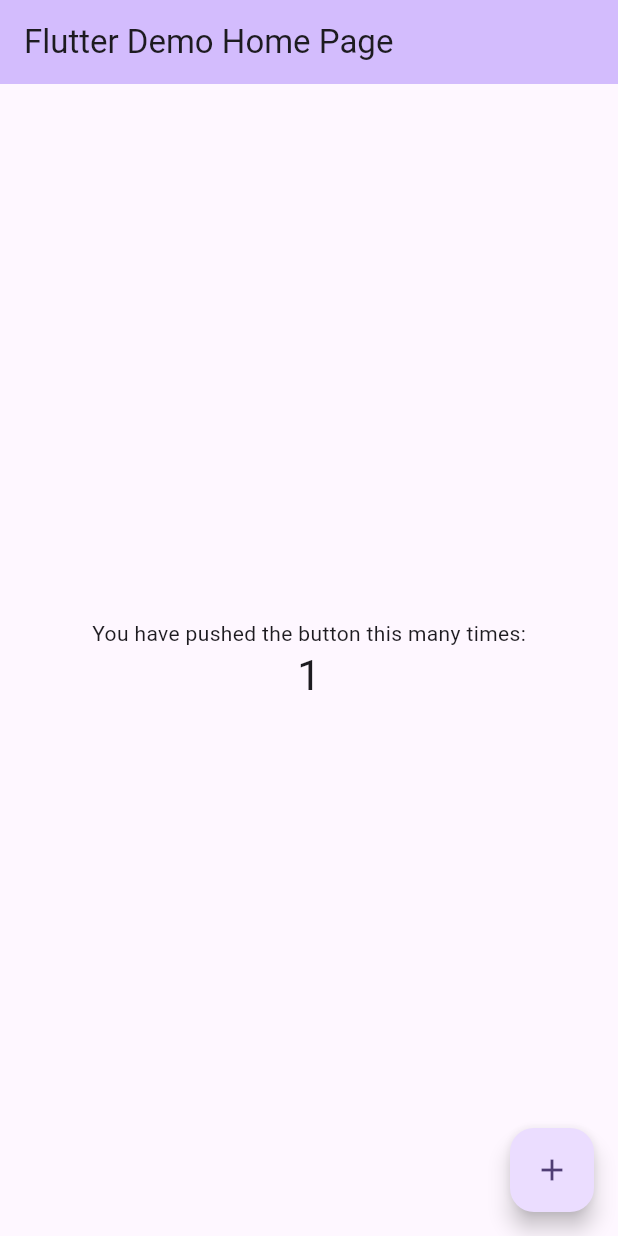
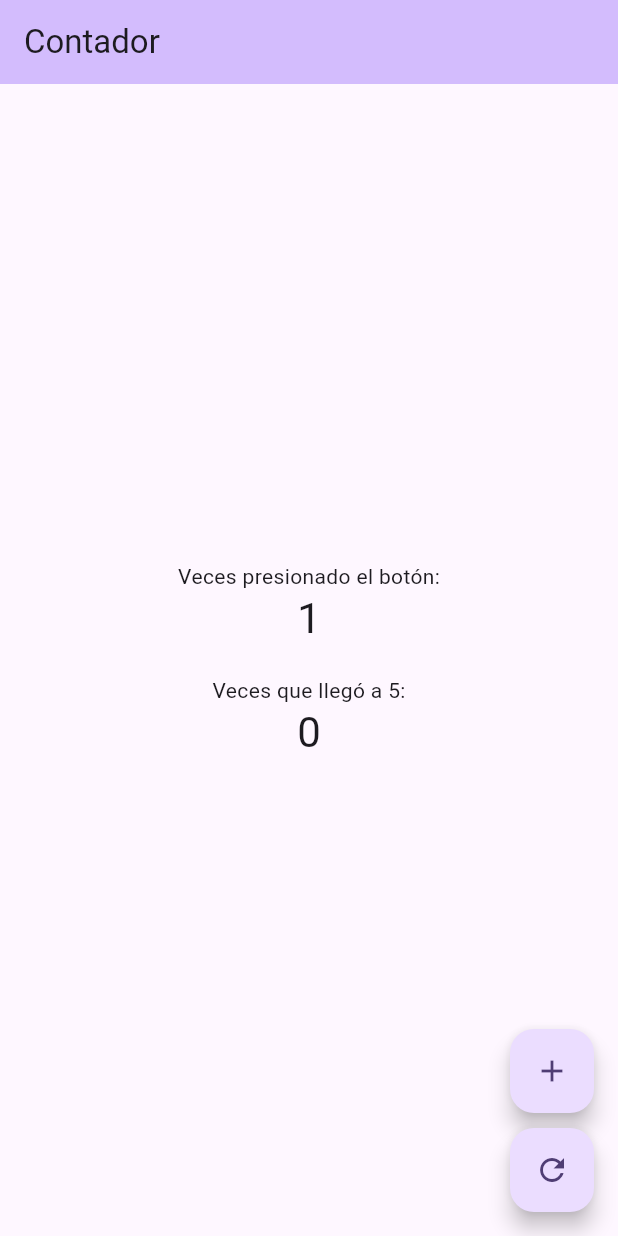
Before and after one commit to Sebastian-Ovando/myapp, a Flutter app: the screen it shows after launch, after a tap on the "add" icon, on a phone screen of 412 x 824 dp. Run offline on Flutter 3.47's test engine with Material 3 defaults, Android fonts, the phone set to English and light mode, and no system bars.

```diff
--- a/lib/main.dart
+++ b/lib/main.dart
@@ -7,45 +7,21 @@ void main() {
 class MyApp extends StatelessWidget {
   const MyApp({super.key});
 
-  // This widget is the root of your application.
   @override
   Widget build(BuildContext context) {
     return MaterialApp(
       title: 'Flutter Demo',
       theme: ThemeData(
-        // This is the theme of your application.
-        //
-        // TRY THIS: Try running your application with "flutter run". You'll see
-        // the application has a purple toolbar. Then, without quitting the app,
-        // try changing the seedColor in the colorScheme below to Colors.green
-        // and then invoke "hot reload" (save your changes or press the "hot
-        // reload" button in a Flutter-supported IDE, or press "r" if you used
-        // the command line to start the app).
-        //
-        // Notice that the counter didn't reset back to zero; the application
-        // state is not lost during the reload. To reset the state, use hot
-        // restart instead.
-        //
-        // This works for code too, not just values: Most code changes can be
-        // tested with just a hot reload.
         colorScheme: ColorScheme.fromSeed(seedColor: Colors.deepPurple),
+        useMaterial3: true,
       ),
-      home: const MyHomePage(title: 'Flutter Demo Home Page'),
+      home: const MyHomePage(title: 'Contador'),
     );
   }
 }
 
 class MyHomePage extends StatefulWidget {
   const MyHomePage({super.key, required this.title});
-
-  // This widget is the home page of your application. It is stateful, meaning
-  // that it has a State object (defined below) that contains fields that affect
-  // how it looks.
-
-  // This class is the configuration for the state. It holds the values (in this
-  // case the title) provided by the parent (in this case the App widget) and
-  // used by the build method of the State. Fields in a Widget subclass are
-  // always marked "final".
 
   final String title;
 
@@ -55,68 +31,72 @@ class MyHomePage extends StatefulWidget {
 
 class _MyHomePageState extends State<MyHomePage> {
   int _counter = 0;
+  int _fiveCount = 0;
 
   void _incrementCounter() {
     setState(() {
-      // This call to setState tells the Flutter framework that something has
-      // changed in this State, which causes it to rerun the build method below
-      // so that the display can reflect the updated values. If we changed
-      // _counter without calling setState(), then the build method would not be
-      // called again, and so nothing would appear to happen.
       _counter++;
+      if (_counter > 10) {
+        _counter = 0;
+      }
+      if (_counter % 5 == 0 && _counter != 0) {
+        _fiveCount++;
+      }
+    });
+  }
+
+  void _resetCounters() {
+    setState(() {
+      _counter = 0;
+      _fiveCount = 0;
     });
   }
 
   @override
   Widget build(BuildContext context) {
-    // This method is rerun every time setState is called, for instance as done
-    // by the _incrementCounter method above.
-    //
-    // The Flutter framework has been optimized to make rerunning build methods
-    // fast, so that you can just rebuild anything that needs updating rather
-    // than having to individually change instances of widgets.
     return Scaffold(
       appBar: AppBar(
-        // TRY THIS: Try changing the color here to a specific color (to
-        // Colors.amber, perhaps?) and trigger a hot reload to see the AppBar
-        // change color while the other colors stay the same.
         backgroundColor: Theme.of(context).colorScheme.inversePrimary,
-        // Here we take the value from the MyHomePage object that was created by
-        // the App.build method, and use it to set our appbar title.
         title: Text(widget.title),
       ),
       body: Center(
-        // Center is a layout widget. It takes a single child and positions it
-        // in the middle of the parent.
         child: Column(
-          // Column is also a layout widget. It takes a list of children and
-          // arranges them vertically. By default, it sizes itself to fit its
-          // children horizontally, and tries to be as tall as its parent.
-          //
-          // Column has various properties to control how it sizes itself and
-          // how it positions its children. Here we use mainAxisAlignment to
-          // center the children vertically; the main axis here is the vertical
-          // axis because Columns are vertical (the cross axis would be
-          // horizontal).
-          //
-          // TRY THIS: Invoke "debug painting" (choose the "Toggle Debug Paint"
-          // action in the IDE, or press "p" in the console), to see the
-          // wireframe for each widget.
           mainAxisAlignment: MainAxisAlignment.center,
           children: <Widget>[
-            const Text('You have pushed the button this many times:'),
+            const Text(
+              'Veces presionado el botón:',
+            ),
             Text(
               '$_counter',
+              style: Theme.of(context).textTheme.headlineMedium,
+            ),
+            const SizedBox(height: 20),
+            const Text(
+              'Veces que llegó a 5:',
+            ),
+            Text(
+              '$_fiveCount',
               style: Theme.of(context).textTheme.headlineMedium,
             ),
           ],
         ),
       ),
-      floatingActionButton: FloatingActionButton(
-        onPressed: _incrementCounter,
-        tooltip: 'Increment',
-        child: const Icon(Icons.add),
-      ), // This trailing comma makes auto-formatting nicer for build methods.
+      floatingActionButton: Column(
+        mainAxisAlignment: MainAxisAlignment.end,
+        children: [
+          FloatingActionButton(
+            onPressed: _incrementCounter,
+            tooltip: 'Incrementar',
+            child: const Icon(Icons.add),
+          ),
+          const SizedBox(height: 10),
+          FloatingActionButton(
+            onPressed: _resetCounters,
+            tooltip: 'Reiniciar',
+            child: const Icon(Icons.refresh),
+          ),
+        ],
+      ),
     );
   }
 }
```
